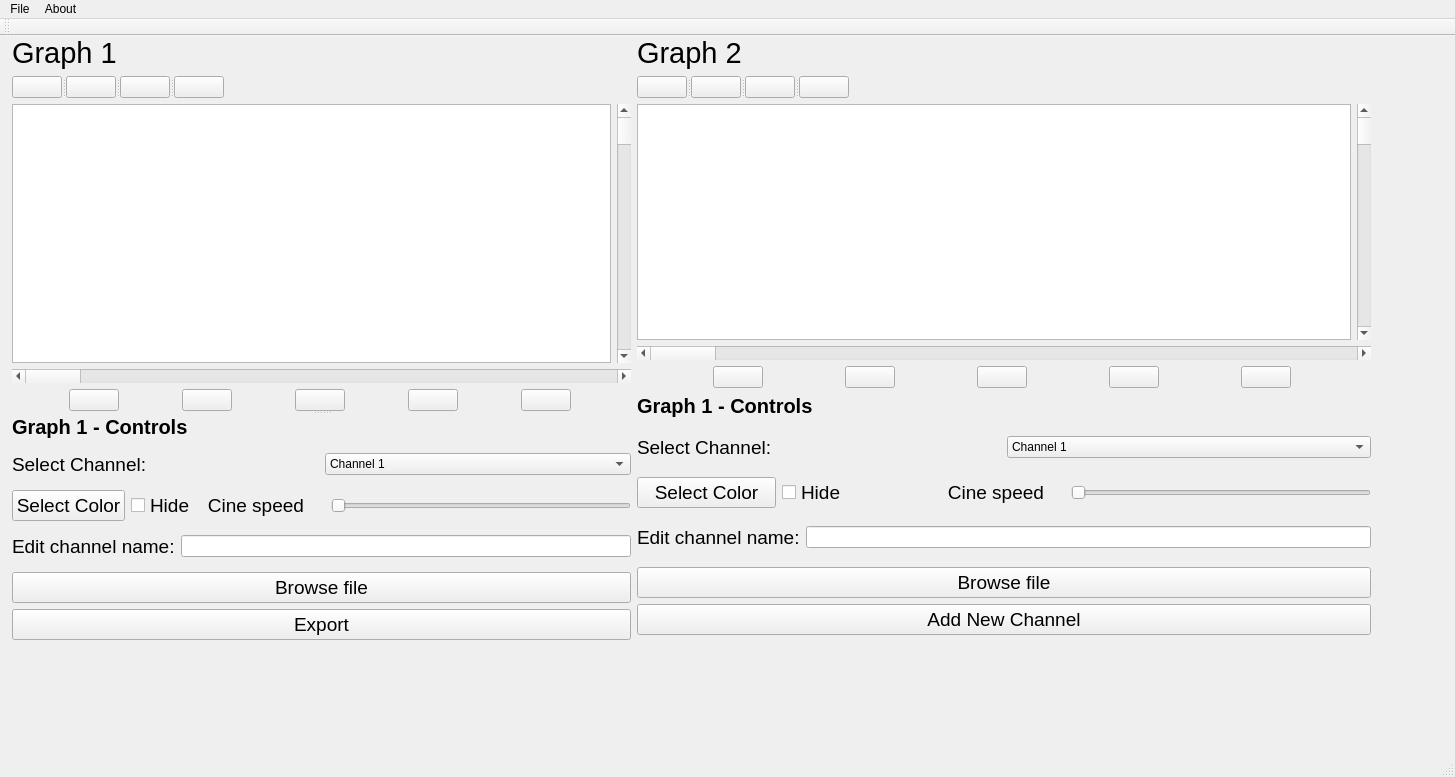
First picture: the form in beta.ui, repository Youssef-Ashraf71/multi-channel-signal-viewer, before the edit.
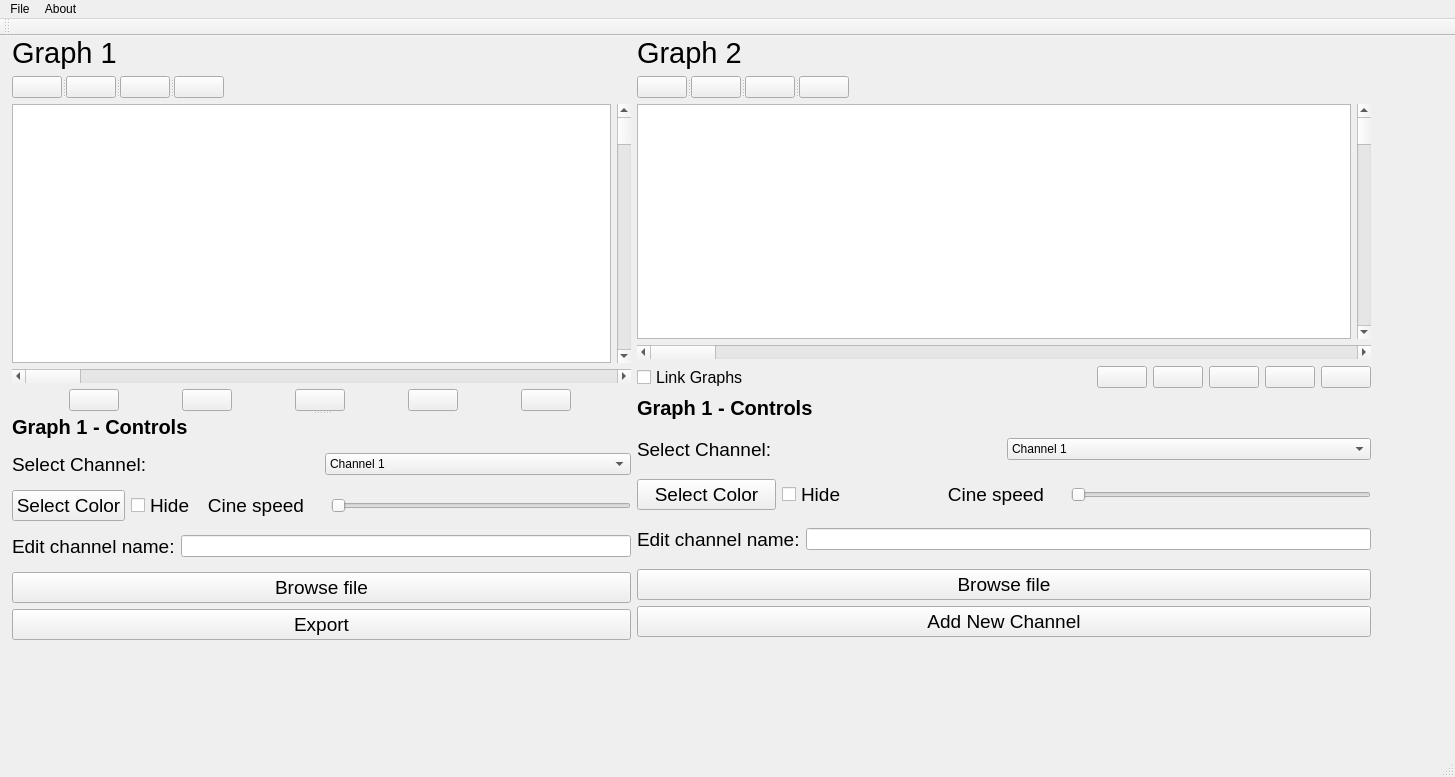
Second picture: the form after the edit. Icons and pictures are not drawn. Custom widgets are drawn as their Qt base class.

Commit message: Link Graphs To be Fixed

```diff
--- a/beta.ui
+++ b/beta.ui
@@ -14,7 +14,7 @@
    <string>MainWindow</string>
   </property>
   <widget class="QWidget" name="centralwidget">
-   <widget class="QWidget" name="">
+   <widget class="QWidget" name="layoutWidget">
     <property name="geometry">
      <rect>
       <x>12</x>
@@ -526,6 +526,18 @@
        </item>
        <item>
         <layout class="QHBoxLayout" name="horizontalLayout_7">
+         <item>
+          <widget class="QCheckBox" name="linkGraphsCheckBox">
+           <property name="font">
+            <font>
+             <pointsize>12</pointsize>
+            </font>
+           </property>
+           <property name="text">
+            <string>Link Graphs</string>
+           </property>
+          </widget>
+         </item>
          <item>
           <widget class="QPushButton" name="playPauseBtn1_5">
            <property name="enabled">
```
Left out of the diff: 4 changed lines with no effect on the pictures. The commit also changes 5 other files.
